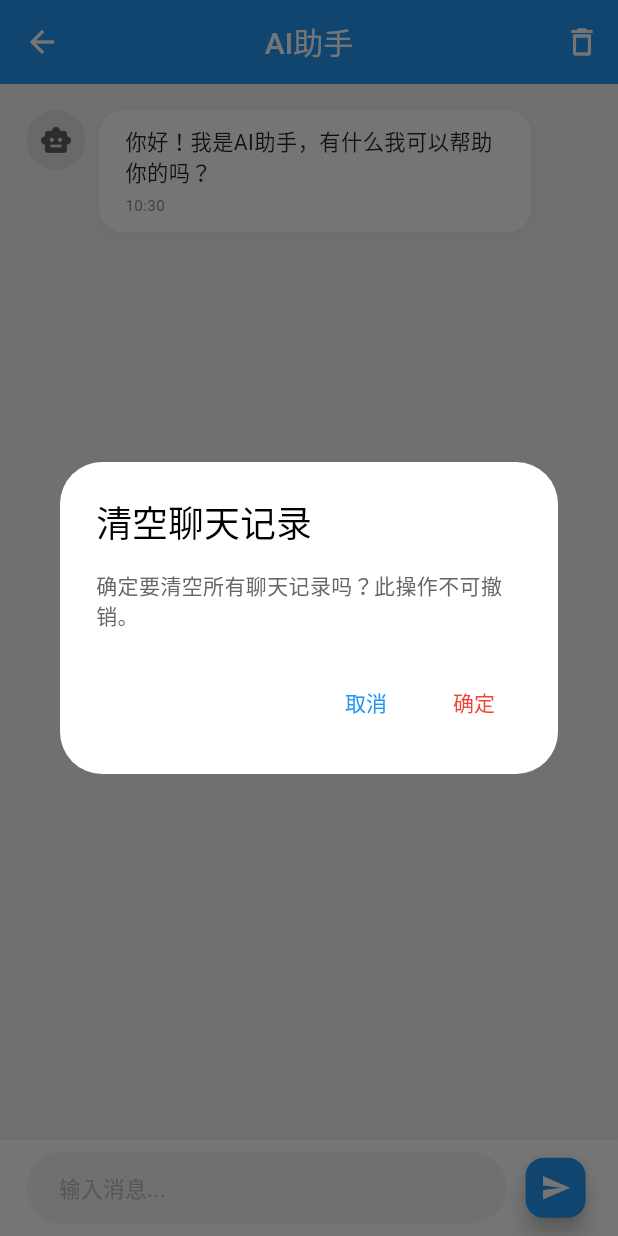
After one commit to yydcc/cccc1, a Flutter app: the AIChatView screen opened by its route, after a tap on the "send" icon, after a tap on the "delete outline" icon, on a phone screen of 412 x 824 dp. The commit adds this screen. Run offline on Flutter 3.47's test engine with Material 3 defaults, Android fonts, the phone set to English and light mode, and no system bars; drawn by our look-alikes of oktoast; our stand-ins replace cached_network_image, dio, easy_refresh, file_picker, flutter_easyloading, flutter_screenutil and 3 more; accounts and stored records are empty; network calls fail.

Commit message:
ai对话基本完成

```diff
--- a/lib/main.dart
+++ b/lib/main.dart
@@ -32,7 +32,7 @@ class MyApp extends StatelessWidget {
         builder: (_, child) {
           return Obx(() => GetMaterialApp(
             debugShowCheckedModeBanner: false,
-            title: 'Flutter Demo',
+            title: 'Flutter demo',
             theme: GlobalThemData.currentTheme.value,
             initialRoute: isLogined?AppRoutes.HOME:AppPages.INITIAL,
             getPages: AppPages.routes,
--- /dev/null
+++ b/lib/module/ai_chat/ai_chat_binding.dart
@@ -0,0 +1,9 @@
+import 'package:get/get.dart';
+import 'ai_chat_controller.dart';
+
+class AIChatBinding implements Bindings {
+  @override
+  void dependencies() {
+    Get.lazyPut<AIChatController>(() => AIChatController());
+  }
+}
--- /dev/null
+++ b/lib/module/ai_chat/ai_chat_controller.dart
@@ -0,0 +1,269 @@
+import 'package:get/get.dart';
+import 'package:flutter/material.dart';
+import 'dart:convert';
+import 'dart:math';
+import 'dart:async';
+import '../../common/utils/http.dart';
+import 'package:dio/dio.dart' as dio;
+import 'package:flutter/services.dart';
+
+class Message {
+  final bool isUser;
+  final String content;
+  final DateTime timestamp;
+
+  Message({
+    required this.isUser,
+    required this.content,
+    required this.timestamp,
+  });
+}
+
+class AIChatController extends GetxController {
+  final HttpUtil httpUtil = HttpUtil();
+  final textController = TextEditingController();
+  final scrollController = ScrollController();
+  final RxList<Message> messages = <Message>[].obs;
+  final RxBool isLoading = false.obs;
+  final RxString currentResponse = ''.obs;
+
+  late String sessionId;
+  late dio.Dio dioInstance;
+  late dio.CancelToken cancelToken;
+
+  @override
+  void onInit() {
+    super.onInit();
+    sessionId = _generateSessionId();
+    dioInstance = dio.Dio();
+    cancelToken = dio.CancelToken();
+
+    // 添加欢迎消息
+    messages.add(Message(
+      isUser: false,
+      content: '你好！我是AI助手，有什么我可以帮助你的吗？',
+      timestamp: DateTime.now(),
+    ));
+
+    // 连接SSE
+    connectToSSE();
+  }
+
+  @override
+  void onClose() {
+    textController.dispose();
+    scrollController.dispose();
+    cancelToken.cancel("控制器销毁");
+    super.onClose();
+  }
+
+  void connectToSSE() async {
+    try {
+      // 创建EventSource连接
+      final url = '${HttpUtil.SERVER_API_URL}/chat/connect?sessionId=$sessionId';
+      print('连接到SSE: $url');
+
+      final response = await dioInstance.get(
+        url,
+        options: dio.Options(
+          responseType: dio.ResponseType.stream,
+          headers: {'Accept': 'text/event-stream'},
+        ),
+        cancelToken: cancelToken,
+      );
+
+      final stream = response.data.stream;
+      String buffer = '';
+
+      stream.listen(
+        (data) {
+          final String chunk = utf8.decode(data);
+          buffer += chunk;
+
+          if (buffer.contains('\n\n')) {
+            final parts = buffer.split('\n\n');
+            buffer = parts.removeLast();
+
+            for (final part in parts) {
+              _processEventChunk(part);
+            }
+          }
+        },
+        onError: (error) {
+          print('SSE流错误: $error');
+          Get.snackbar('连接错误', '与AI助手的连接中断，请刷新页面重试');
+          isLoading.value = false;
+        },
+        onDone: () {
+          print('SSE连接关闭');
+          isLoading.value = false;
+        },
+        cancelOnError: true,
+      );
+    } catch (e) {
+      print('连接SSE失败: $e');
+      Get.snackbar('连接错误', '无法连接到AI助手，请稍后重试');
+      isLoading.value = false;
+    }
+  }
+
+  void _processEventChunk(String chunk) {
+    String? event;
+    String? data;
+    String? id;
+
+    for (final line in chunk.split('\n')) {
+      if (line.startsWith('event:')) {
+        event = line.substring(6).trim();
+      } else if (line.startsWith('data:')) {
+        data = line.substring(5).trim();
+      } else if (line.startsWith('id:')) {
+        id = line.substring(3).trim();
+      }
+    }
+
+    if (data != null) {
+      print('收到SSE事件: $event, 数据: $data, ID: $id');
+
+      if (event == 'connected') {
+        print('SSE连接成功');
+      } else if (event == 'message') {
+        currentResponse.value += data;
+        scrollToBottom();
+      } else if (event == 'complete' || data == '[DONE]') {
+        // 消息完成，添加到消息列表
+        if (currentResponse.isNotEmpty) {
+          messages.add(Message(
+            isUser: false,
+            content: currentResponse.value,
+            timestamp: DateTime.now(),
+          ));
+          currentResponse.value = '';
+          isLoading.value = false;
+        }
+      } else if (event == 'error') {
+        // 处理错误
+        Get.snackbar('错误', '与AI助手通信时出错: $data');
+        isLoading.value = false;
+      }
+    }
+
+    // 增加超时处理
+    _resetLoadingIfNeeded();
+  }
+
+  // 增加超时处理机制
+  Timer? _loadingTimer;
+
+  void _resetLoadingIfNeeded() {
+    _loadingTimer?.cancel();
+    _loadingTimer = Timer(const Duration(seconds: 30), () {
+      if (isLoading.value) {
+        print('响应超时，强制结束加载状态');
+        isLoading.value = false;
+        if (currentResponse.isNotEmpty) {
+          messages.add(Message(
+            isUser: false,
+            content: currentResponse.value,
+            timestamp: DateTime.now(),
+          ));
+          currentResponse.value = '';
+        }
+        Get.snackbar('提示', '响应超时，已显示当前接收到的内容');
+      }
+    });
+  }
+
+  void sendMessage() async {
+    final message = textController.text.trim();
+    if (message.isEmpty) return;
+
+    // 添加用户消息到列表
+    messages.add(Message(
+      isUser: true,
+      content: message,
+      timestamp: DateTime.now(),
+    ));
+
+    // 清空输入框
+    textController.clear();
+
+    // 滚动到底部
+    scrollToBottom();
+
+    // 设置加载状态
+    isLoading.value = true;
+
+    try {
+      // 发送消息到服务器
+      await dioInstance.post(
+        '${HttpUtil.SERVER_API_URL}/chat/send',
+        data: {
+          'sessionId': sessionId,
+          'message': message,
+        },
+        cancelToken: cancelToken,
+      );
+    } catch (e) {
+      print('发送消息失败: $e');
+      Get.snackbar('错误', '发送消息失败，请稍后重试');
+      isLoading.value = false;
+    }
+  }
+
+  void clearHistory() async {
+    try {
+      await dioInstance.post(
+        '${HttpUtil.SERVER_API_URL}/chat/clear',
+        data: {
+          'sessionId': sessionId,
+        },
+        cancelToken: cancelToken,
+      );
+
+      // 清空本地消息，只保留欢迎消息
+      messages.clear();
+      messages.add(Message(
+        isUser: false,
+        content: '你好！我是AI助手，有什么我可以帮助你的吗？',
+        timestamp: DateTime.now(),
+      ));
+
+      Get.snackbar('成功', '聊天历史已清空');
+    } catch (e) {
+      print('清空历史失败: $e');
+      Get.snackbar('错误', '清空历史失败，请稍后重试');
+    }
+  }
+
+  void copyMessage(String content) {
+    Clipboard.setData(ClipboardData(text: content)).then((_) {
+      Get.snackbar('成功', '文本已复制到剪贴板');
+    });
+  }
+
+  void scrollToBottom() {
+    Future.delayed(const Duration(milliseconds: 100), () {
+      if (scrollController.hasClients) {
+        scrollController.animateTo(
+          scrollController.position.maxScrollExtent,
+          duration: const Duration(milliseconds: 300),
+          curve: Curves.easeOut,
+        );
+      }
+    });
+  }
+
+  // 生成唯一会话ID
+  String _generateSessionId() {
+    final random = Random();
+    const chars = 'abcdefghijklmnopqrstuvwxyz0123456789';
+    final result = StringBuffer();
+
+    for (var i = 0; i < 32; i++) {
+      result.write(chars[random.nextInt(chars.length)]);
+    }
+
+    return result.toString();
+  }
+}
--- /dev/null
+++ b/lib/module/ai_chat/ai_chat_view.dart
@@ -0,0 +1,332 @@
+import 'package:flutter/material.dart';
+import 'package:get/get.dart';
+import 'package:flutter_screenutil/flutter_screenutil.dart';
+import '../../common/theme/color.dart';
+import 'ai_chat_controller.dart';
+
+class AIChatView extends GetView<AIChatController> {
+  const AIChatView({Key? key}) : super(key: key);
+
+  @override
+  Widget build(BuildContext context) {
+    return Scaffold(
+      backgroundColor: GlobalThemData.backgroundColor,
+      appBar: AppBar(
+        title: const Text('AI助手'),
+        centerTitle: true,
+        elevation: 0,
+        actions: [
+          IconButton(
+            icon: const Icon(Icons.delete_outline),
+            onPressed: () => _showClearHistoryDialog(context),
+            tooltip: '清空聊天记录',
+          ),
+        ],
+      ),
+      body: Column(
+        children: [
+          Expanded(
+            child: Obx(() => ListView.builder(
+              controller: controller.scrollController,
+              padding: EdgeInsets.all(16.w),
+              itemCount: controller.messages.length + (controller.currentResponse.value.isNotEmpty ? 1 : 0),
+              itemBuilder: (context, index) {
+                if (index < controller.messages.length) {
+                  return _buildMessageItem(controller.messages[index]);
+                } else {
+                  // 显示正在输入的消息
+                  return _buildTypingMessage(controller.currentResponse.value);
+                }
+              },
+            )),
+          ),
+          _buildInputArea(),
+        ],
+      ),
+    );
+  }
+
+  void _showClearHistoryDialog(BuildContext context) {
+    showDialog(
+      context: context,
+      builder: (context) => AlertDialog(
+        title: const Text('清空聊天记录'),
+        content: const Text('确定要清空所有聊天记录吗？此操作不可撤销。'),
+        actions: [
+          TextButton(
+            onPressed: () => Navigator.of(context).pop(),
+            child: const Text('取消'),
+          ),
+          TextButton(
+            onPressed: () {
+              Navigator.of(context).pop();
+              controller.clearHistory();
+            },
+            child: const Text('确定', style: TextStyle(color: Colors.red)),
+          ),
+        ],
+      ),
+    );
+  }
+
+  Widget _buildMessageItem(Message message) {
+    return Padding(
+      padding: EdgeInsets.only(bottom: 16.h),
+      child: Row(
+        mainAxisAlignment: message.isUser ? MainAxisAlignment.end : MainAxisAlignment.start,
+        crossAxisAlignment: CrossAxisAlignment.start,
+        children: [
+          if (!message.isUser) _buildAvatar(isUser: false),
+          SizedBox(width: 8.w),
+          Flexible(
+            child: GestureDetector(
+              onLongPress: () => _showMessageOptions(message),
+              child: Container(
+                constraints: BoxConstraints(
+                  maxWidth: 0.7.sw,
+                ),
+                padding: EdgeInsets.symmetric(horizontal: 16.w, vertical: 10.h),
+                decoration: BoxDecoration(
+                  color: message.isUser
+                      ? Theme.of(Get.context!).primaryColor
+                      : Colors.white,
+                  borderRadius: BorderRadius.circular(16.r),
+                  boxShadow: [
+                    BoxShadow(
+                      color: Colors.black.withOpacity(0.05),
+                      blurRadius: 5,
+                      offset: const Offset(0, 2),
+                    ),
+                  ],
+                ),
+                child: Column(
+                  crossAxisAlignment: CrossAxisAlignment.start,
+                  children: [
+                    SelectableText(
+                      message.content,
+                      style: TextStyle(
+                        fontSize: 14.sp,
+                        color: message.isUser ? Colors.white : Colors.black87,
+                      ),
+                    ),
+                    SizedBox(height: 4.h),
+                    Text(
+                      _formatTime(message.timestamp),
+                      style: TextStyle(
+                        fontSize: 10.sp,
+                        color: message.isUser
+                            ? Colors.white.withOpacity(0.7)
+                            : Colors.black54,
+                      ),
+                    ),
+                  ],
+                ),
+              ),
+            ),
+          ),
+          SizedBox(width: 8.w),
+          if (message.isUser) _buildAvatar(isUser: true),
+        ],
+      ),
+    );
+  }
+
+  void _showMessageOptions(Message message) {
+    Get.bottomSheet(
+      Container(
+        padding: EdgeInsets.all(16.w),
+        decoration: BoxDecoration(
+          color: Colors.white,
+          borderRadius: BorderRadius.only(
+            topLeft: Radius.circular(16.r),
+            topRight: Radius.circular(16.r),
+          ),
+        ),
+        child: Column(
+          mainAxisSize: MainAxisSize.min,
+          children: [
+            ListTile(
+              leading: const Icon(Icons.copy),
+              title: const Text('复制文本'),
+              onTap: () {
+                controller.copyMessage(message.content);
+                Get.back();
+              },
+            ),
+          ],
+        ),
+      ),
+    );
+  }
+
+  Widget _buildTypingMessage(String content) {
+    return Padding(
+      padding: EdgeInsets.only(bottom: 16.h),
+      child: Row(
+        mainAxisAlignment: MainAxisAlignment.start,
+        crossAxisAlignment: CrossAxisAlignment.start,
+        children: [
+          _buildAvatar(isUser: false),
+          SizedBox(width: 8.w),
+          Flexible(
+            child: Container(
+              constraints: BoxConstraints(
+                maxWidth: 0.7.sw,
+              ),
+              padding: EdgeInsets.symmetric(horizontal: 16.w, vertical: 10.h),
+              decoration: BoxDecoration(
+                color: Colors.white,
+                borderRadius: BorderRadius.circular(16.r),
+                boxShadow: [
+                  BoxShadow(
+                    color: Colors.black.withOpacity(0.05),
+                    blurRadius: 5,
+                    offset: const Offset(0, 2),
+                  ),
+                ],
+              ),
+              child: Column(
+                crossAxisAlignment: CrossAxisAlignment.start,
+                children: [
+                  Row(
+                    crossAxisAlignment: CrossAxisAlignment.start,
+                    children: [
+                      Expanded(
+                        child: SelectableText(
+                          content,
+                          style: TextStyle(
+                            fontSize: 14.sp,
+                            color: Colors.black87,
+                          ),
+                        ),
+                      ),
+                      SizedBox(width: 8.w),
+                      SizedBox(
+                        width: 12.w,
+                        height: 12.w,
+                        child: CircularProgressIndicator(
+                          strokeWidth: 2.w,
+                          valueColor: AlwaysStoppedAnimation<Color>(
+                            Theme.of(Get.context!).primaryColor,
+                          ),
+                        ),
+                      ),
+                    ],
+                  ),
+                  SizedBox(height: 4.h),
+                  Text(
+                    _formatTime(DateTime.now()),
+                    style: TextStyle(
+                      fontSize: 10.sp,
+                      color: Colors.black54,
+                    ),
+                  ),
+                ],
+              ),
+            ),
+          ),
+        ],
+      ),
+    );
+  }
+
+  Widget _buildAvatar({required bool isUser}) {
+    return Container(
+      width: 36.w,
+      height: 36.w,
+      decoration: BoxDecoration(
+        color: isUser
+            ? Theme.of(Get.context!).primaryColor.withOpacity(0.2)
+            : Colors.grey.withOpacity(0.2),
+        shape: BoxShape.circle,
+      ),
+      child: Center(
+        child: Icon(
+          isUser ? Icons.person : Icons.smart_toy,
+          size: 20.w,
+          color: isUser
+              ? Theme.of(Get.context!).primaryColor
+              : Colors.grey[700],
+        ),
+      ),
+    );
+  }
+
+  Widget _buildInputArea() {
+    return Container(
+      padding: EdgeInsets.symmetric(horizontal: 16.w, vertical: 8.h),
+      decoration: BoxDecoration(
+        color: Colors.white,
+        boxShadow: [
+          BoxShadow(
+            color: Colors.black.withOpacity(0.05),
+            blurRadius: 5,
+            offset: const Offset(0, -2),
+          ),
+        ],
+      ),
+      child: Row(
+        children: [
+          Expanded(
+            child: TextField(
+              controller: controller.textController,
+              decoration: InputDecoration(
+                hintText: '输入消息...',
+                hintStyle: TextStyle(
+                  color: Colors.grey[400],
+                  fontSize: 14.sp,
+                ),
+                border: OutlineInputBorder(
+                  borderRadius: BorderRadius.circular(24.r),
+                  borderSide: BorderSide.none,
+                ),
+                filled: true,
+                fillColor: Colors.grey[100],
+                contentPadding: EdgeInsets.symmetric(
+                  horizontal: 16.w,
+                  vertical: 10.h,
+                ),
+              ),
+              style: TextStyle(
+                fontSize: 14.sp,
+                color: Colors.black87,
+              ),
+              maxLines: null,
+              textInputAction: TextInputAction.send,
+              onSubmitted: (_) => controller.sendMessage(),
+            ),
+          ),
+          SizedBox(width: 8.w),
+          Obx(() => FloatingActionButton(
+            mini: true,
+            backgroundColor: Theme.of(Get.context!).primaryColor,
+            child: controller.isLoading.value
+                ? SizedBox(
+                    width: 24.w,
+                    height: 24.w,
+                    child: CircularProgressIndicator(
+                      strokeWidth: 2.w,
+                      valueColor: const AlwaysStoppedAnimation<Color>(Colors.white),
+                    ),
+                  )
+                : Icon(
+                    Icons.send,
+                    color: Colors.white,
+                    size: 20.sp,
+                  ),
+            onPressed: controller.isLoading.value ? null : controller.sendMessage,
+          )),
+        ],
+      ),
+    );
+  }
+
+  String _formatTime(DateTime time) {
+    return '${_twoDigits(time.hour)}:${_twoDigits(time.minute)}';
+  }
+
+  String _twoDigits(int n) {
+    if (n >= 10) return '$n';
+    return '0$n';
+  }
+}
--- a/lib/module/classinfo/classinfo_view.dart
+++ b/lib/module/classinfo/classinfo_view.dart
@@ -163,6 +163,7 @@ class ClassinfoView extends StatelessWidget {
                 centerTitle: true,
               ),
               floatingActionButton: FloatingActionButton(
+                heroTag: "join-class",
                 onPressed: () => controller.showJoinClassDialog(),
                 backgroundColor: Theme.of(context).primaryColor,
                 child: Icon(Icons.add, color: Colors.white),
--- a/lib/module/message/message_view.dart
+++ b/lib/module/message/message_view.dart
@@ -1,6 +1,8 @@
+import 'package:cccc1/routes/app_pages.dart';
 import 'package:flutter/material.dart';
 import 'package:get/get.dart';
 import 'message_controller.dart';
+
 
 class MessagePage extends GetView<MessageController> {
   const MessagePage({Key? key}) : super(key: key);
@@ -15,6 +17,7 @@ class MessagePage extends GetView<MessageController> {
       body: const Center(
         child: Text('消息内容'),
       ),
+
     );
   }
 }
--- a/lib/module/teacher_class_detail/teacher_class_detail_controller.dart
+++ b/lib/module/teacher_class_detail/teacher_class_detail_controller.dart
@@ -96,7 +96,7 @@ class TeacherClassDetailController extends GetxController {
 
     Get.toNamed(
       AppRoutes.CLASS_MEMBERS,
-      arguments: {'classId': classInfo.value!.classId.toString()}
+      arguments: {'classId': classInfo.value!.classId}
     );
   }
 
@@ -105,7 +105,7 @@ class TeacherClassDetailController extends GetxController {
 
     Get.toNamed(
       AppRoutes.CLASS_ANNOUNCEMENTS,
-      arguments: {'classId': classInfo.value!.classId.toString()}
+      arguments: {'classId': classInfo.value!.classId}
     );
   }
 
@@ -115,7 +115,7 @@ class TeacherClassDetailController extends GetxController {
     // 跳转到待批改作业列表
     Get.toNamed(
       AppRoutes.PENDING_GRADING,
-      arguments: {'classId': classInfo.value!.classId.toString()}
+      arguments: {'classId': classInfo.value!.classId}
     );
   }
 
--- a/lib/module/teacher_classinfo/teacher_classinfo_view.dart
+++ b/lib/module/teacher_classinfo/teacher_classinfo_view.dart
@@ -19,6 +19,7 @@ class TeacherClassInfoView extends GetView<TeacherClassInfoController> {
         elevation: 0,
       ),
       floatingActionButton: FloatingActionButton(
+        heroTag: "create-class",
         onPressed: controller.showCreateClassDialog,
         backgroundColor: Theme.of(context).primaryColor,
         child: const Icon(Icons.add, color: Colors.white),
--- a/lib/routes/app_pages.dart
+++ b/lib/routes/app_pages.dart
@@ -30,6 +30,8 @@ import '../module/teacher_assignment_detail/teacher_assignment_detail_binding.da
 import '../module/teacher_assignment_detail/teacher_assignment_detail_view.dart';
 import '../module/grade_submission/grade_submission_binding.dart';
 import '../module/grade_submission/grade_submission_view.dart';
+import '../module/ai_chat/ai_chat_binding.dart';
+import '../module/ai_chat/ai_chat_view.dart';
 
 part 'app_routes.dart';
 
@@ -123,5 +125,10 @@ class AppPages {
       page: () => const GradeSubmissionView(),
       binding: GradeSubmissionBinding(),
     ),
+    GetPage(
+      name: AppRoutes.AI_CHAT,
+      page: () => const AIChatView(),
+      binding: AIChatBinding(),
+    ),
   ];
 }
--- a/lib/routes/app_routes.dart
+++ b/lib/routes/app_routes.dart
@@ -21,4 +21,5 @@ abstract class AppRoutes {
   static const TEACHER_ASSIGNMENT_DETAIL = '/teacher_assignment_detail';
   static const GRADE_SUBMISSION = '/grade_submission';
   static const EDIT_ASSIGNMENT = '/edit_assignment';
+  static const AI_CHAT = '/ai_chat';
 }
--- a/pubspec.yaml
+++ b/pubspec.yaml
@@ -37,7 +37,7 @@ dependencies:
   oktoast: ^3.4.0
   dio: ^5.8.0+1
   flutter_easyloading: ^3.0.5
-  shared_preferences: ^2.5.2
+  shared_preferences: ^2.2.0
   permission_handler: ^11.3.0
   image_picker: ^1.0.7
   easy_refresh: ^3.4.0
```
Also changed, not shown: lib/module/home/home_controller.dart (+0 -32 lines), lib/module/home/home_view.dart (+1 -20 lines), lib/module/schedule/schedule_view.dart (+8 -0 lines), pubspec.lock.
